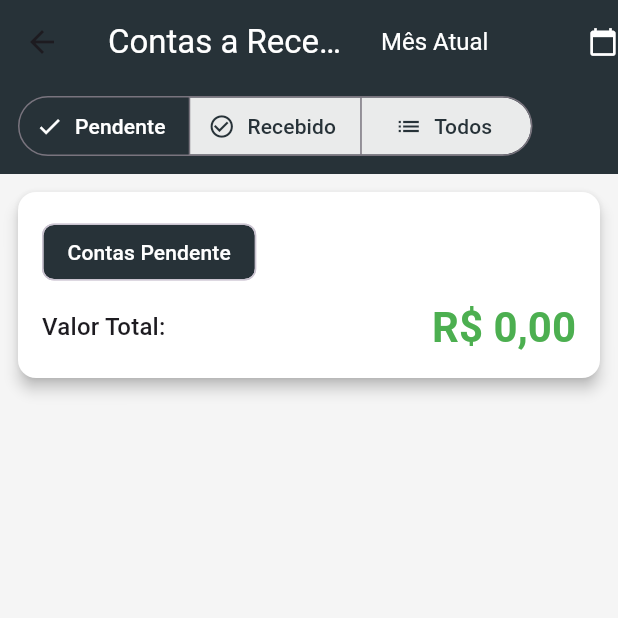
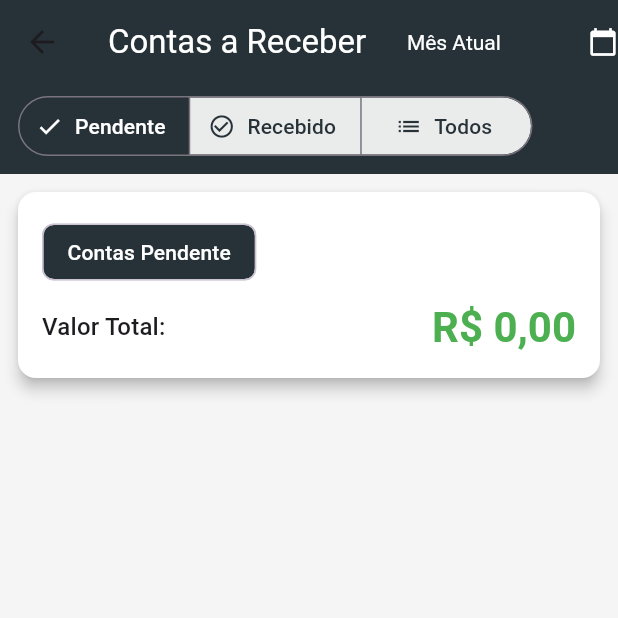
Before and after one commit to InaDdevs/finance-management, a Flutter app: the AccountsReceivableScreen screen opened directly, on a phone screen of 412 x 824 dp, the top half of it. Run offline on Flutter 3.47's test engine with Material 3 defaults, Android fonts, the phone set to English and light mode, and no system bars; our stand-ins replace fl_chart, sqflite; accounts and stored records are empty.

Commit message:
Alteracao de calendario

```diff
--- a/lib/features/transactions/accounts_payable_screen.dart
+++ b/lib/features/transactions/accounts_payable_screen.dart
@@ -349,7 +349,7 @@ class _AccountsPayableScreenState extends State<AccountsPayableScreen> {
     return DropdownButton<String>(
       value: _filterPeriod,
       dropdownColor: _primaryColor,
-      icon: const Icon(Icons.calendar_today, color: Colors.white),
+      icon: const Icon(Icons.calendar_today, color: Colors.white, size: 20),
       underline: Container(),
       style: const TextStyle(color: Colors.white),
 
--- a/lib/features/transactions/accounts_receivable_screen.dart
+++ b/lib/features/transactions/accounts_receivable_screen.dart
@@ -401,7 +401,7 @@ class _AccountsReceivableScreenState extends State<AccountsReceivableScreen> {
         value: selectedValue,
         icon: const Icon(Icons.calendar_today, color: Colors.white, size: 20),
         hint: Text(_displayPeriod, style: const TextStyle(color: Colors.white)),
-        style: const TextStyle(color: _primaryColor, fontSize: 16),
+        style: const TextStyle(color: _primaryColor, fontSize: 14),
         dropdownColor: _primaryColor,
         items: dropdownItems.map((String value) {
           return DropdownMenuItem<String>(
```
